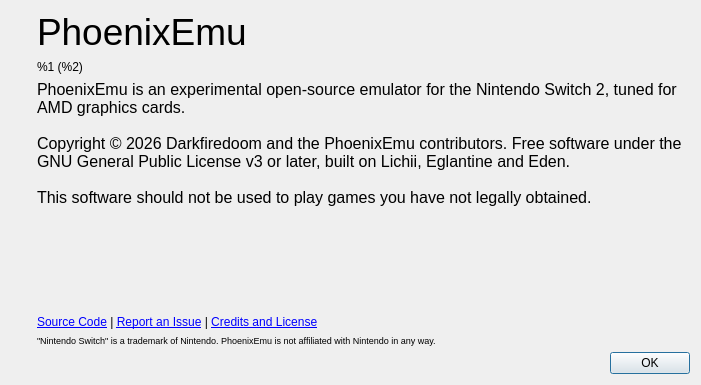
The window that src/phoenix/aboutdialog.ui (Darkfiredoom/PhoenixEmu) describes before a commit, drawn with Qt 5.
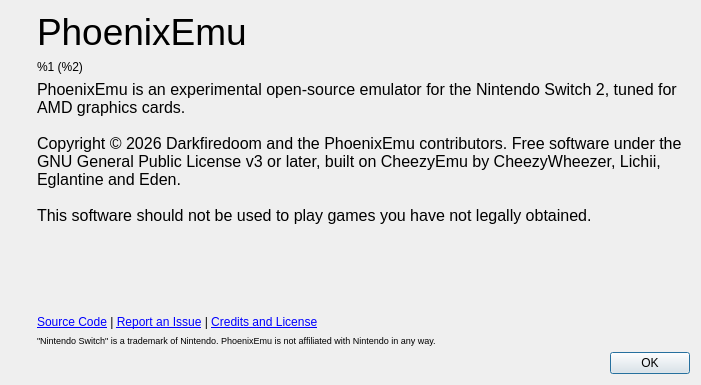
The same window after the commit. Icons and pictures are not drawn.

Commit message: Add CheezyEmu by CheezyWheezer to credits

Diff of the .ui file:
```diff
--- a/src/phoenix/aboutdialog.ui
+++ b/src/phoenix/aboutdialog.ui
@@ -102,7 +102,7 @@
 li.unchecked::marker { content: &quot;\2610&quot;; }
 li.checked::marker { content: &quot;\2612&quot;; }
 &lt;/style&gt;&lt;/head&gt;&lt;body style=&quot; font-family:'Noto Sans'; font-size:9pt; font-weight:400; font-style:normal;&quot;&gt;
-&lt;p style=&quot; margin-top:0px; margin-bottom:0px; margin-left:0px; margin-right:0px; -qt-block-indent:0; text-indent:0px;&quot;&gt;&lt;span style=&quot; font-family:'MS Shell Dlg 2'; font-size:12pt;&quot;&gt;PhoenixEmu is an experimental open-source emulator for the Nintendo Switch 2, tuned for AMD graphics cards.&lt;br /&gt;&lt;br /&gt;Copyright © 2026 Darkfiredoom and the PhoenixEmu contributors. Free software under the GNU General Public License v3 or later, built on Lichii, Eglantine and Eden.&lt;br /&gt;&lt;br /&gt;This software should not be used to play games you have not legally obtained.&lt;/span&gt;&lt;/p&gt;&lt;/body&gt;&lt;/html&gt;</string>
+&lt;p style=&quot; margin-top:0px; margin-bottom:0px; margin-left:0px; margin-right:0px; -qt-block-indent:0; text-indent:0px;&quot;&gt;&lt;span style=&quot; font-family:'MS Shell Dlg 2'; font-size:12pt;&quot;&gt;PhoenixEmu is an experimental open-source emulator for the Nintendo Switch 2, tuned for AMD graphics cards.&lt;br /&gt;&lt;br /&gt;Copyright © 2026 Darkfiredoom and the PhoenixEmu contributors. Free software under the GNU General Public License v3 or later, built on CheezyEmu by CheezyWheezer, Lichii, Eglantine and Eden.&lt;br /&gt;&lt;br /&gt;This software should not be used to play games you have not legally obtained.&lt;/span&gt;&lt;/p&gt;&lt;/body&gt;&lt;/html&gt;</string>
          </property>
          <property name="alignment">
           <set>Qt::AlignmentFlag::AlignLeading|Qt::AlignmentFlag::AlignLeft|Qt::AlignmentFlag::AlignVCenter</set>
```
The commit also changes 3 other files.
